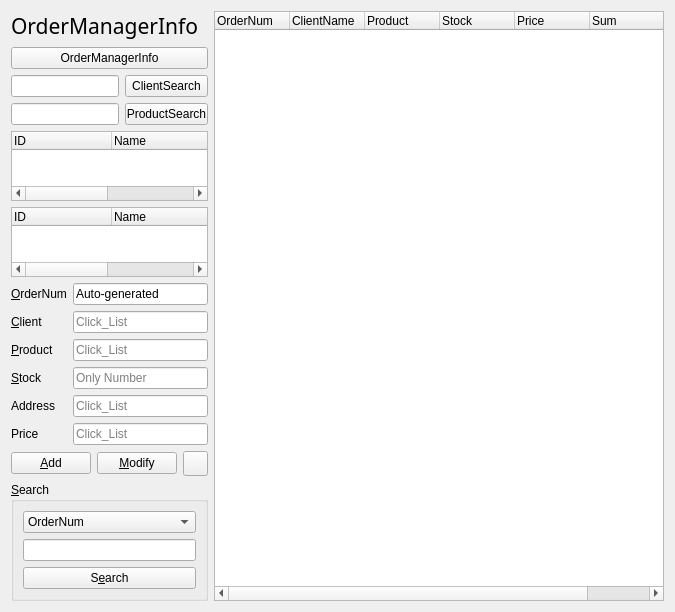
First picture: the form in Osstem_Project/ordermanagerform.ui, repository jshs214/Qt_Project, before the edit.
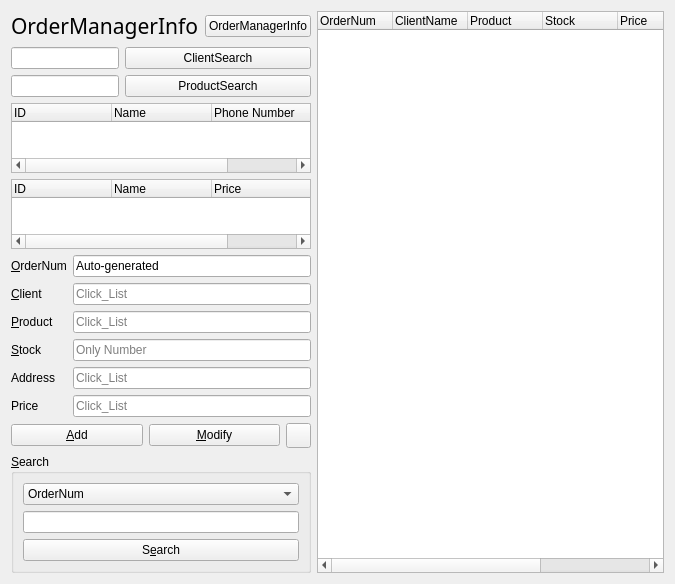
Second picture: the form after the edit. Icons and pictures are not drawn.

```diff
--- a/Osstem_Project/ordermanagerform.ui
+++ b/Osstem_Project/ordermanagerform.ui
@@ -17,7 +17,7 @@
    <item>
     <layout class="QHBoxLayout" name="horizontalLayout" stretch="2,5">
      <item>
-      <layout class="QVBoxLayout" name="verticalLayout_4" stretch="0,0,0,2,1,1">
+      <layout class="QVBoxLayout" name="verticalLayout_4" stretch="0,0,2,1,1">
        <item>
         <layout class="QHBoxLayout" name="horizontalLayout_3">
          <item>
@@ -33,14 +33,14 @@
            </property>
           </widget>
          </item>
-        </layout>
-       </item>
        <item>
         <widget class="QPushButton" name="statePushButton">
          <property name="text">
           <string>OrderManagerInfo</string>
          </property>
         </widget>
+         </item>
+        </layout>
        </item>
        <item>
         <layout class="QFormLayout" name="ClientProductSearch">
```
Lines whose indentation alone changed are shown as unchanged.
